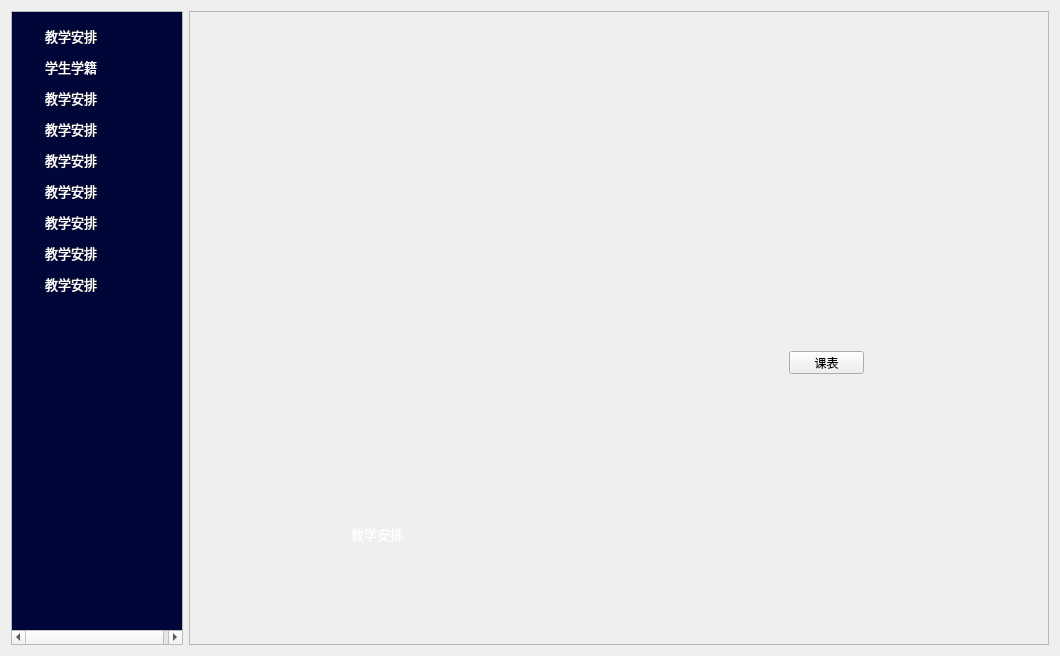
Above: Qt-Zhku-Client/zhkuclientmain.ui from yujiecong/Qt-Zhku-Client before the change. Below: the same form after it.
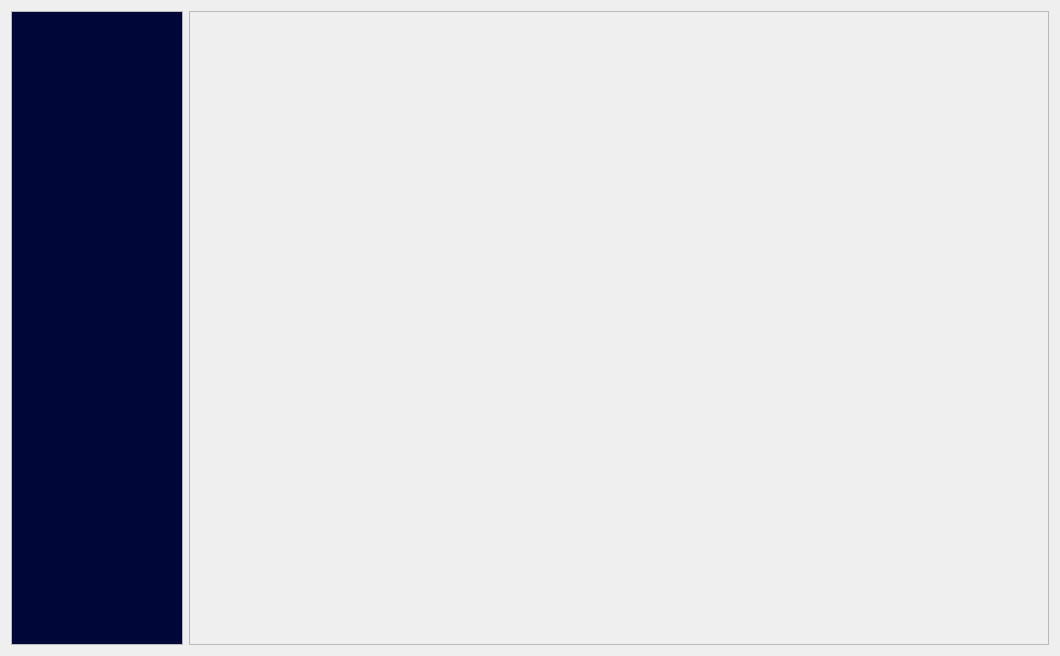
That is the form after the change. Icons and pictures are not drawn. Custom widgets are drawn as their Qt base class.

```diff
--- a/Qt-Zhku-Client/zhkuclientmain.ui
+++ b/Qt-Zhku-Client/zhkuclientmain.ui
@@ -20,6 +20,15 @@
       <property name="styleSheet">
        <string notr="true"/>
       </property>
+      <property name="verticalScrollBarPolicy">
+       <enum>Qt::ScrollBarAlwaysOff</enum>
+      </property>
+      <property name="horizontalScrollBarPolicy">
+       <enum>Qt::ScrollBarAlwaysOff</enum>
+      </property>
+      <property name="sizeAdjustPolicy">
+       <enum>QAbstractScrollArea::AdjustToContents</enum>
+      </property>
       <property name="widgetResizable">
        <bool>true</bool>
       </property>
@@ -38,1081 +47,9 @@
 }</string>
        </property>
        <layout class="QVBoxLayout" name="MenuLayout">
-        <item>
-         <widget class="FuncTable" name="curriculumArrangement" native="true">
-          <property name="sizePolicy">
-           <sizepolicy hsizetype="Preferred" vsizetype="Fixed">
-            <horstretch>0</horstretch>
-            <verstretch>0</verstretch>
-           </sizepolicy>
-          </property>
-          <property name="minimumSize">
-           <size>
-            <width>153</width>
-            <height>25</height>
-           </size>
-          </property>
-          <property name="autoFillBackground">
-           <bool>false</bool>
-          </property>
-          <property name="styleSheet">
-           <string notr="true">border-radius:10px</string>
-          </property>
-          <layout class="QHBoxLayout" name="horizontalLayout_2" stretch="0,0,0,2">
-           <property name="spacing">
-            <number>10</number>
-           </property>
-           <property name="leftMargin">
-            <number>5</number>
-           </property>
-           <property name="topMargin">
-            <number>0</number>
-           </property>
-           <property name="rightMargin">
-            <number>0</number>
-           </property>
-           <property name="bottomMargin">
-            <number>0</number>
-           </property>
-           <item>
-            <widget class="QLabel" name="label_2">
-             <property name="sizePolicy">
-              <sizepolicy hsizetype="Maximum" vsizetype="Maximum">
-               <horstretch>0</horstretch>
-               <verstretch>0</verstretch>
-              </sizepolicy>
-             </property>
-             <property name="maximumSize">
-              <size>
-               <width>16</width>
-               <height>16</height>
-              </size>
-             </property>
-             <property name="text">
-              <string/>
-             </property>
-             <property name="pixmap">
-              <pixmap resource="loginassets.qrc">:/assets/btnIcon/安排.svg</pixmap>
-             </property>
-             <property name="scaledContents">
-              <bool>true</bool>
-             </property>
-             <property name="alignment">
-              <set>Qt::AlignLeading|Qt::AlignLeft|Qt::AlignVCenter</set>
-             </property>
-            </widget>
-           </item>
-           <item>
-            <widget class="QLabel" name="label_3">
-             <property name="font">
-              <font>
-               <family>微软雅黑</family>
-               <pointsize>10</pointsize>
-              </font>
-             </property>
-             <property name="styleSheet">
-              <string notr="true">color: rgb(255, 255, 255);</string>
-             </property>
-             <property name="text">
-              <string>教学安排</string>
-             </property>
-             <property name="alignment">
-              <set>Qt::AlignLeading|Qt::AlignLeft|Qt::AlignVCenter</set>
-             </property>
-            </widget>
-           </item>
-           <item>
-            <spacer name="horizontalSpacer">
-             <property name="orientation">
-              <enum>Qt::Horizontal</enum>
-             </property>
-             <property name="sizeHint" stdset="0">
-              <size>
-               <width>40</width>
-               <height>20</height>
-              </size>
-             </property>
-            </spacer>
-           </item>
-           <item>
-            <widget class="QLabel" name="label">
-             <property name="maximumSize">
-              <size>
-               <width>14</width>
-               <height>14</height>
-              </size>
-             </property>
-             <property name="text">
-              <string/>
-             </property>
-             <property name="pixmap">
-              <pixmap resource="loginassets.qrc">:/assets/arrow/Arrow Circle down 2 - 24px.svg</pixmap>
-             </property>
-             <property name="scaledContents">
-              <bool>true</bool>
-             </property>
-            </widget>
-           </item>
-          </layout>
-         </widget>
-        </item>
-        <item>
-         <widget class="FuncTable" name="studentRoll" native="true">
-          <property name="sizePolicy">
-           <sizepolicy hsizetype="Preferred" vsizetype="Fixed">
-            <horstretch>0</horstretch>
-            <verstretch>0</verstretch>
-           </sizepolicy>
-          </property>
-          <property name="minimumSize">
-           <size>
-            <width>153</width>
-            <height>25</height>
-           </size>
-          </property>
-          <property name="autoFillBackground">
-           <bool>false</bool>
-          </property>
-          <property name="styleSheet">
-           <string notr="true">border-radius:10px</string>
-          </property>
-          <layout class="QHBoxLayout" name="horizontalLayout_3" stretch="0,0,0,2">
-           <property name="spacing">
-            <number>10</number>
-           </property>
-           <property name="leftMargin">
-            <number>5</number>
-           </property>
-           <property name="topMargin">
-            <number>0</number>
-           </property>
-           <property name="rightMargin">
-            <number>0</number>
-           </property>
-           <property name="bottomMargin">
-            <number>0</number>
-           </property>
-           <item>
-            <widget class="QLabel" name="label_4">
-             <property name="sizePolicy">
-              <sizepolicy hsizetype="Maximum" vsizetype="Maximum">
-               <horstretch>0</horstretch>
-               <verstretch>0</verstretch>
-              </sizepolicy>
-             </property>
-             <property name="maximumSize">
-              <size>
-               <width>16</width>
-               <height>16</height>
-              </size>
-             </property>
-             <property name="text">
-              <string/>
-             </property>
-             <property name="pixmap">
-              <pixmap resource="loginassets.qrc">:/assets/btnIcon/学生.svg</pixmap>
-             </property>
-             <property name="scaledContents">
-              <bool>true</bool>
-             </property>
-             <property name="alignment">
-              <set>Qt::AlignLeading|Qt::AlignLeft|Qt::AlignVCenter</set>
-             </property>
-            </widget>
-           </item>
-           <item>
-            <widget class="QLabel" name="label_5">
-             <property name="font">
-              <font>
-               <family>微软雅黑</family>
-               <pointsize>10</pointsize>
-              </font>
-             </property>
-             <property name="styleSheet">
-              <string notr="true">color: rgb(255, 255, 255);</string>
-             </property>
-             <property name="text">
-              <string>学生学籍</string>
-             </property>
-             <property name="alignment">
-              <set>Qt::AlignLeading|Qt::AlignLeft|Qt::AlignVCenter</set>
-             </property>
-            </widget>
-           </item>
-           <item>
-            <spacer name="horizontalSpacer_2">
-             <property name="orientation">
-              <enum>Qt::Horizontal</enum>
-             </property>
-             <property name="sizeHint" stdset="0">
-              <size>
-               <width>40</width>
-               <height>20</height>
-              </size>
-             </property>
-            </spacer>
-           </item>
-           <item>
-            <widget class="QLabel" name="label_6">
-             <property name="maximumSize">
-              <size>
-               <width>14</width>
-               <height>14</height>
-              </size>
-             </property>
-             <property name="text">
-              <string/>
-             </property>
-             <property name="pixmap">
-              <pixmap resource="loginassets.qrc">:/assets/arrow/Arrow Circle down 2 - 24px.svg</pixmap>
-             </property>
-             <property name="scaledContents">
-              <bool>true</bool>
-             </property>
-            </widget>
-           </item>
-          </layout>
-         </widget>
-        </item>
-        <item>
-         <widget class="FuncTable" name="curriculumArrangement_6" native="true">
-          <property name="sizePolicy">
-           <sizepolicy hsizetype="Preferred" vsizetype="Fixed">
-            <horstretch>0</horstretch>
-            <verstretch>0</verstretch>
-           </sizepolicy>
-          </property>
-          <property name="minimumSize">
-           <size>
-            <width>153</width>
-            <height>25</height>
-           </size>
-          </property>
-          <property name="autoFillBackground">
-           <bool>false</bool>
-          </property>
-          <property name="styleSheet">
-           <string notr="true">border-radius:10px</string>
-          </property>
-          <layout class="QHBoxLayout" name="horizontalLayout_7" stretch="0,0,0,2">
-           <property name="spacing">
-            <number>10</number>
-           </property>
-           <property name="leftMargin">
-            <number>5</number>
-           </property>
-           <property name="topMargin">
-            <number>0</number>
-           </property>
-           <property name="rightMargin">
-            <number>0</number>
-           </property>
-           <property name="bottomMargin">
-            <number>0</number>
-           </property>
-           <item>
-            <widget class="QLabel" name="label_16">
-             <property name="sizePolicy">
-              <sizepolicy hsizetype="Maximum" vsizetype="Maximum">
-               <horstretch>0</horstretch>
-               <verstretch>0</verstretch>
-              </sizepolicy>
-             </property>
-             <property name="maximumSize">
-              <size>
-               <width>16</width>
-               <height>16</height>
-              </size>
-             </property>
-             <property name="text">
-              <string/>
-             </property>
-             <property name="pixmap">
-              <pixmap resource="loginassets.qrc">:/assets/btnIcon/安排.svg</pixmap>
-             </property>
-             <property name="scaledContents">
-              <bool>true</bool>
-             </property>
-             <property name="alignment">
-              <set>Qt::AlignLeading|Qt::AlignLeft|Qt::AlignVCenter</set>
-             </property>
-            </widget>
-           </item>
-           <item>
-            <widget class="QLabel" name="label_17">
-             <property name="font">
-              <font>
-               <family>微软雅黑</family>
-               <pointsize>10</pointsize>
-              </font>
-             </property>
-             <property name="styleSheet">
-              <string notr="true">color: rgb(255, 255, 255);</string>
-             </property>
-             <property name="text">
-              <string>教学安排</string>
-             </property>
-             <property name="alignment">
-              <set>Qt::AlignLeading|Qt::AlignLeft|Qt::AlignVCenter</set>
-             </property>
-            </widget>
-           </item>
-           <item>
-            <spacer name="horizontalSpacer_6">
-             <property name="orientation">
-              <enum>Qt::Horizontal</enum>
-             </property>
-             <property name="sizeHint" stdset="0">
-              <size>
-               <width>40</width>
-               <height>20</height>
-              </size>
-             </property>
-            </spacer>
-           </item>
-           <item>
-            <widget class="QLabel" name="label_18">
-             <property name="maximumSize">
-              <size>
-               <width>14</width>
-               <height>14</height>
-              </size>
-             </property>
-             <property name="text">
-              <string/>
-             </property>
-             <property name="pixmap">
-              <pixmap resource="loginassets.qrc">:/assets/arrow/Arrow Circle down 2 - 24px.svg</pixmap>
-             </property>
-             <property name="scaledContents">
-              <bool>true</bool>
-             </property>
-            </widget>
-           </item>
-          </layout>
-         </widget>
-        </item>
-        <item>
-         <widget class="FuncTable" name="curriculumArrangement_5" native="true">
-          <property name="sizePolicy">
-           <sizepolicy hsizetype="Preferred" vsizetype="Fixed">
-            <horstretch>0</horstretch>
-            <verstretch>0</verstretch>
-           </sizepolicy>
-          </property>
-          <property name="minimumSize">
-           <size>
-            <width>153</width>
-            <height>25</height>
-           </size>
-          </property>
-          <property name="autoFillBackground">
-           <bool>false</bool>
-          </property>
-          <property name="styleSheet">
-           <string notr="true">border-radius:10px</string>
-          </property>
-          <layout class="QHBoxLayout" name="horizontalLayout_6" stretch="0,0,0,2">
-           <property name="spacing">
-            <number>10</number>
-           </property>
-           <property name="leftMargin">
-            <number>5</number>
-           </property>
-           <property name="topMargin">
-            <number>0</number>
-           </property>
-           <property name="rightMargin">
-            <number>0</number>
-           </property>
-           <property name="bottomMargin">
-            <number>0</number>
-           </property>
-           <item>
-            <widget class="QLabel" name="label_13">
-             <property name="sizePolicy">
-              <sizepolicy hsizetype="Maximum" vsizetype="Maximum">
-               <horstretch>0</horstretch>
-               <verstretch>0</verstretch>
-              </sizepolicy>
-             </property>
-             <property name="maximumSize">
-              <size>
-               <width>16</width>
-               <height>16</height>
-              </size>
-             </property>
-             <property name="text">
-              <string/>
-             </property>
-             <property name="pixmap">
-              <pixmap resource="loginassets.qrc">:/assets/btnIcon/安排.svg</pixmap>
-             </property>
-             <property name="scaledContents">
-              <bool>true</bool>
-             </property>
-             <property name="alignment">
-              <set>Qt::AlignLeading|Qt::AlignLeft|Qt::AlignVCenter</set>
-             </property>
-            </widget>
-           </item>
-           <item>
-            <widget class="QLabel" name="label_14">
-             <property name="font">
-              <font>
-               <family>微软雅黑</family>
-               <pointsize>10</pointsize>
-              </font>
-             </property>
-             <property name="styleSheet">
-              <string notr="true">color: rgb(255, 255, 255);</string>
-             </property>
-             <property name="text">
-              <string>教学安排</string>
-             </property>
-             <property name="alignment">
-              <set>Qt::AlignLeading|Qt::AlignLeft|Qt::AlignVCenter</set>
-             </property>
-            </widget>
-           </item>
-           <item>
-            <spacer name="horizontalSpacer_5">
-             <property name="orientation">
-              <enum>Qt::Horizontal</enum>
-             </property>
-             <property name="sizeHint" stdset="0">
-              <size>
-               <width>40</width>
-               <height>20</height>
-              </size>
-             </property>
-            </spacer>
-           </item>
-           <item>
-            <widget class="QLabel" name="label_15">
-             <property name="maximumSize">
-              <size>
-               <width>14</width>
-               <height>14</height>
-              </size>
-             </property>
-             <property name="text">
-              <string/>
-             </property>
-             <property name="pixmap">
-              <pixmap resource="loginassets.qrc">:/assets/arrow/Arrow Circle down 2 - 24px.svg</pixmap>
-             </property>
-             <property name="scaledContents">
-              <bool>true</bool>
-             </property>
-            </widget>
-           </item>
-          </layout>
-         </widget>
-        </item>
-        <item>
-         <widget class="FuncTable" name="curriculumArrangement_3" native="true">
-          <property name="sizePolicy">
-           <sizepolicy hsizetype="Preferred" vsizetype="Fixed">
-            <horstretch>0</horstretch>
-            <verstretch>0</verstretch>
-           </sizepolicy>
-          </property>
-          <property name="minimumSize">
-           <size>
-            <width>153</width>
-            <height>25</height>
-           </size>
-          </property>
-          <property name="autoFillBackground">
-           <bool>false</bool>
-          </property>
-          <property name="styleSheet">
-           <string notr="true">border-radius:10px</string>
-          </property>
-          <layout class="QHBoxLayout" name="horizontalLayout_4" stretch="0,0,0,2">
-           <property name="spacing">
-            <number>10</number>
-           </property>
-           <property name="leftMargin">
-            <number>5</number>
-           </property>
-           <property name="topMargin">
-            <number>0</number>
-           </property>
-           <property name="rightMargin">
-            <number>0</number>
-           </property>
-           <property name="bottomMargin">
-            <number>0</number>
-           </property>
-           <item>
-            <widget class="QLabel" name="label_7">
-             <property name="sizePolicy">
-              <sizepolicy hsizetype="Maximum" vsizetype="Maximum">
-               <horstretch>0</horstretch>
-               <verstretch>0</verstretch>
-              </sizepolicy>
-             </property>
-             <property name="maximumSize">
-              <size>
-               <width>16</width>
-               <height>16</height>
-              </size>
-             </property>
-             <property name="text">
-              <string/>
-             </property>
-             <property name="pixmap">
-              <pixmap resource="loginassets.qrc">:/assets/btnIcon/安排.svg</pixmap>
-             </property>
-             <property name="scaledContents">
-              <bool>true</bool>
-             </property>
-             <property name="alignment">
-              <set>Qt::AlignLeading|Qt::AlignLeft|Qt::AlignVCenter</set>
-             </property>
-            </widget>
-           </item>
-           <item>
-            <widget class="QLabel" name="label_8">
-             <property name="font">
-              <font>
-               <family>微软雅黑</family>
-               <pointsize>10</pointsize>
-              </font>
-             </property>
-             <property name="styleSheet">
-              <string notr="true">color: rgb(255, 255, 255);</string>
-             </property>
-             <property name="text">
-              <string>教学安排</string>
-             </property>
-             <property name="alignment">
-              <set>Qt::AlignLeading|Qt::AlignLeft|Qt::AlignVCenter</set>
-             </property>
-            </widget>
-           </item>
-           <item>
-            <spacer name="horizontalSpacer_3">
-             <property name="orientation">
-              <enum>Qt::Horizontal</enum>
-             </property>
-             <property name="sizeHint" stdset="0">
-              <size>
-               <width>40</width>
-               <height>20</height>
-              </size>
-             </property>
-            </spacer>
-           </item>
-           <item>
-            <widget class="QLabel" name="label_9">
-             <property name="maximumSize">
-              <size>
-               <width>14</width>
-               <height>14</height>
-              </size>
-             </property>
-             <property name="text">
-              <string/>
-             </property>
-             <property name="pixmap">
-              <pixmap resource="loginassets.qrc">:/assets/arrow/Arrow Circle down 2 - 24px.svg</pixmap>
-             </property>
-             <property name="scaledContents">
-              <bool>true</bool>
-             </property>
-            </widget>
-           </item>
-          </layout>
-         </widget>
-        </item>
-        <item>
-         <widget class="FuncTable" name="curriculumArrangement_7" native="true">
-          <property name="sizePolicy">
-           <sizepolicy hsizetype="Preferred" vsizetype="Fixed">
-            <horstretch>0</horstretch>
-            <verstretch>0</verstretch>
-           </sizepolicy>
-          </property>
-          <property name="minimumSize">
-           <size>
-            <width>153</width>
-            <height>25</height>
-           </size>
-          </property>
-          <property name="autoFillBackground">
-           <bool>false</bool>
-          </property>
-          <property name="styleSheet">
-           <string notr="true">border-radius:10px</string>
-          </property>
-          <layout class="QHBoxLayout" name="horizontalLayout_8" stretch="0,0,0,2">
-           <property name="spacing">
-            <number>10</number>
-           </property>
-           <property name="leftMargin">
-            <number>5</number>
-           </property>
-           <property name="topMargin">
-            <number>0</number>
-           </property>
-           <property name="rightMargin">
-            <number>0</number>
-           </property>
-           <property name="bottomMargin">
-            <number>0</number>
-           </property>
-           <item>
-            <widget class="QLabel" name="label_19">
-             <property name="sizePolicy">
-              <sizepolicy hsizetype="Maximum" vsizetype="Maximum">
-               <horstretch>0</horstretch>
-               <verstretch>0</verstretch>
-              </sizepolicy>
-             </property>
-             <property name="maximumSize">
-              <size>
-               <width>16</width>
-               <height>16</height>
-              </size>
-             </property>
-             <property name="text">
-              <string/>
-             </property>
-             <property name="pixmap">
-              <pixmap resource="loginassets.qrc">:/assets/btnIcon/安排.svg</pixmap>
-             </property>
-             <property name="scaledContents">
-              <bool>true</bool>
-             </property>
-             <property name="alignment">
-              <set>Qt::AlignLeading|Qt::AlignLeft|Qt::AlignVCenter</set>
-             </property>
-            </widget>
-           </item>
-           <item>
-            <widget class="QLabel" name="label_20">
-             <property name="font">
-              <font>
-               <family>微软雅黑</family>
-               <pointsize>10</pointsize>
-              </font>
-             </property>
-             <property name="styleSheet">
-              <string notr="true">color: rgb(255, 255, 255);</string>
-             </property>
-             <property name="text">
-              <string>教学安排</string>
-             </property>
-             <property name="alignment">
-              <set>Qt::AlignLeading|Qt::AlignLeft|Qt::AlignVCenter</set>
-             </property>
-            </widget>
-           </item>
-           <item>
-            <spacer name="horizontalSpacer_7">
-             <property name="orientation">
-              <enum>Qt::Horizontal</enum>
-             </property>
-             <property name="sizeHint" stdset="0">
-              <size>
-               <width>40</width>
-               <height>20</height>
-              </size>
-             </property>
-            </spacer>
-           </item>
-           <item>
-            <widget class="QLabel" name="label_21">
-             <property name="maximumSize">
-              <size>
-               <width>14</width>
-               <height>14</height>
-              </size>
-             </property>
-             <property name="text">
-              <string/>
-             </property>
-             <property name="pixmap">
-              <pixmap resource="loginassets.qrc">:/assets/arrow/Arrow Circle down 2 - 24px.svg</pixmap>
-             </property>
-             <property name="scaledContents">
-              <bool>true</bool>
-             </property>
-            </widget>
-           </item>
-          </layout>
-         </widget>
-        </item>
-        <item>
-         <widget class="FuncTable" name="curriculumArrangement_8" native="true">
-          <property name="sizePolicy">
-           <sizepolicy hsizetype="Preferred" vsizetype="Fixed">
-            <horstretch>0</horstretch>
-            <verstretch>0</verstretch>
-           </sizepolicy>
-          </property>
-          <property name="minimumSize">
-           <size>
-            <width>153</width>
-            <height>25</height>
-           </size>
-          </property>
-          <property name="autoFillBackground">
-           <bool>false</bool>
-          </property>
-          <property name="styleSheet">
-           <string notr="true">border-radius:10px</string>
-          </property>
-          <layout class="QHBoxLayout" name="horizontalLayout_9" stretch="0,0,0,2">
-           <property name="spacing">
-            <number>10</number>
-           </property>
-           <property name="leftMargin">
-            <number>5</number>
-           </property>
-           <property name="topMargin">
-            <number>0</number>
-           </property>
-           <property name="rightMargin">
-            <number>0</number>
-           </property>
-           <property name="bottomMargin">
-            <number>0</number>
-           </property>
-           <item>
-            <widget class="QLabel" name="label_22">
-             <property name="sizePolicy">
-              <sizepolicy hsizetype="Maximum" vsizetype="Maximum">
-               <horstretch>0</horstretch>
-               <verstretch>0</verstretch>
-              </sizepolicy>
-             </property>
-             <property name="maximumSize">
-              <size>
-               <width>16</width>
-               <height>16</height>
-              </size>
-             </property>
-             <property name="text">
-              <string/>
-             </property>
-             <property name="pixmap">
-              <pixmap resource="loginassets.qrc">:/assets/btnIcon/安排.svg</pixmap>
-             </property>
-             <property name="scaledContents">
-              <bool>true</bool>
-             </property>
-             <property name="alignment">
-              <set>Qt::AlignLeading|Qt::AlignLeft|Qt::AlignVCenter</set>
-             </property>
-            </widget>
-           </item>
-           <item>
-            <widget class="QLabel" name="label_23">
-             <property name="font">
-              <font>
-               <family>微软雅黑</family>
-               <pointsize>10</pointsize>
-              </font>
-             </property>
-             <property name="styleSheet">
-              <string notr="true">color: rgb(255, 255, 255);</string>
-             </property>
-             <property name="text">
-              <string>教学安排</string>
-             </property>
-             <property name="alignment">
-              <set>Qt::AlignLeading|Qt::AlignLeft|Qt::AlignVCenter</set>
-             </property>
-            </widget>
-           </item>
-           <item>
-            <spacer name="horizontalSpacer_8">
-             <property name="orientation">
-              <enum>Qt::Horizontal</enum>
-             </property>
-             <property name="sizeHint" stdset="0">
-              <size>
-               <width>40</width>
-               <height>20</height>
-              </size>
-             </property>
-            </spacer>
-           </item>
-           <item>
-            <widget class="QLabel" name="label_24">
-             <property name="maximumSize">
-              <size>
-               <width>14</width>
-               <height>14</height>
-              </size>
-             </property>
-             <property name="text">
-              <string/>
-             </property>
-             <property name="pixmap">
-              <pixmap resource="loginassets.qrc">:/assets/arrow/Arrow Circle down 2 - 24px.svg</pixmap>
-             </property>
-             <property name="scaledContents">
-              <bool>true</bool>
-             </property>
-            </widget>
-           </item>
-          </layout>
-         </widget>
-        </item>
-        <item>
-         <widget class="FuncTable" name="curriculumArrangement_4" native="true">
-          <property name="sizePolicy">
-           <sizepolicy hsizetype="Preferred" vsizetype="Fixed">
-            <horstretch>0</horstretch>
-            <verstretch>0</verstretch>
-           </sizepolicy>
-          </property>
-          <property name="minimumSize">
-           <size>
-            <width>153</width>
-            <height>25</height>
-           </size>
-          </property>
-          <property name="autoFillBackground">
-           <bool>false</bool>
-          </property>
-          <property name="styleSheet">
-           <string notr="true">border-radius:10px</string>
-          </property>
-          <layout class="QHBoxLayout" name="horizontalLayout_5" stretch="0,0,0,2">
-           <property name="spacing">
-            <number>10</number>
-           </property>
-           <property name="leftMargin">
-            <number>5</number>
-           </property>
-           <property name="topMargin">
-            <number>0</number>
-           </property>
-           <property name="rightMargin">
-            <number>0</number>
-           </property>
-           <property name="bottomMargin">
-            <number>0</number>
-           </property>
-           <item>
-            <widget class="QLabel" name="label_10">
-             <property name="sizePolicy">
-              <sizepolicy hsizetype="Maximum" vsizetype="Maximum">
-               <horstretch>0</horstretch>
-               <verstretch>0</verstretch>
-              </sizepolicy>
-             </property>
-             <property name="maximumSize">
-              <size>
-               <width>16</width>
-               <height>16</height>
-              </size>
-             </property>
-             <property name="text">
-              <string/>
-             </property>
-             <property name="pixmap">
-              <pixmap resource="loginassets.qrc">:/assets/btnIcon/安排.svg</pixmap>
-             </property>
-             <property name="scaledContents">
-              <bool>true</bool>
-             </property>
-             <property name="alignment">
-              <set>Qt::AlignLeading|Qt::AlignLeft|Qt::AlignVCenter</set>
-             </property>
-            </widget>
-           </item>
-           <item>
-            <widget class="QLabel" name="label_11">
-             <property name="font">
-              <font>
-               <family>微软雅黑</family>
-               <pointsize>10</pointsize>
-              </font>
-             </property>
-             <property name="styleSheet">
-              <string notr="true">color: rgb(255, 255, 255);</string>
-             </property>
-             <property name="text">
-              <string>教学安排</string>
-             </property>
-             <property name="alignment">
-              <set>Qt::AlignLeading|Qt::AlignLeft|Qt::AlignVCenter</set>
-             </property>
-            </widget>
-           </item>
-           <item>
-            <spacer name="horizontalSpacer_4">
-             <property name="orientation">
-              <enum>Qt::Horizontal</enum>
-             </property>
-             <property name="sizeHint" stdset="0">
-              <size>
-               <width>40</width>
-               <height>20</height>
-              </size>
-             </property>
-            </spacer>
-           </item>
-           <item>
-            <widget class="QLabel" name="label_12">
-             <property name="maximumSize">
-              <size>
-               <width>14</width>
-               <height>14</height>
-              </size>
-             </property>
-             <property name="text">
-              <string/>
-             </property>
-             <property name="pixmap">
-              <pixmap resource="loginassets.qrc">:/assets/arrow/Arrow Circle down 2 - 24px.svg</pixmap>
-             </property>
-             <property name="scaledContents">
-              <bool>true</bool>
-             </property>
-            </widget>
-           </item>
-          </layout>
-         </widget>
-        </item>
-        <item>
-         <widget class="FuncTable" name="curriculumArrangement_9" native="true">
-          <property name="sizePolicy">
-           <sizepolicy hsizetype="Preferred" vsizetype="Fixed">
-            <horstretch>0</horstretch>
-            <verstretch>0</verstretch>
-           </sizepolicy>
-          </property>
-          <property name="minimumSize">
-           <size>
-            <width>153</width>
-            <height>25</height>
-           </size>
-          </property>
-          <property name="autoFillBackground">
-           <bool>false</bool>
-          </property>
-          <property name="styleSheet">
-           <string notr="true">border-radius:10px</string>
-          </property>
-          <layout class="QHBoxLayout" name="horizontalLayout_10" stretch="0,0,0,2">
-           <property name="spacing">
-            <number>10</number>
-           </property>
-           <property name="leftMargin">
-            <number>5</number>
-           </property>
-           <property name="topMargin">
-            <number>0</number>
-           </property>
-           <property name="rightMargin">
-            <number>0</number>
-           </property>
-           <property name="bottomMargin">
-            <number>0</number>
-           </property>
-           <item>
-            <widget class="QLabel" name="label_25">
-             <property name="sizePolicy">
-              <sizepolicy hsizetype="Maximum" vsizetype="Maximum">
-               <horstretch>0</horstretch>
-               <verstretch>0</verstretch>
-              </sizepolicy>
-             </property>
-             <property name="maximumSize">
-              <size>
-               <width>16</width>
-               <height>16</height>
-              </size>
-             </property>
-             <property name="text">
-              <string/>
-             </property>
-             <property name="pixmap">
-              <pixmap resource="loginassets.qrc">:/assets/btnIcon/安排.svg</pixmap>
-             </property>
-             <property name="scaledContents">
-              <bool>true</bool>
-             </property>
-             <property name="alignment">
-              <set>Qt::AlignLeading|Qt::AlignLeft|Qt::AlignVCenter</set>
-             </property>
-            </widget>
-           </item>
-           <item>
-            <widget class="QLabel" name="label_26">
-             <property name="font">
-              <font>
-               <family>微软雅黑</family>
-               <pointsize>10</pointsize>
-              </font>
-             </property>
-             <property name="styleSheet">
-              <string notr="true">color: rgb(255, 255, 255);</string>
-             </property>
-             <property name="text">
-              <string>教学安排</string>
-             </property>
-             <property name="alignment">
-              <set>Qt::AlignLeading|Qt::AlignLeft|Qt::AlignVCenter</set>
-             </property>
-            </widget>
-           </item>
-           <item>
-            <spacer name="horizontalSpacer_9">
-             <property name="orientation">
-              <enum>Qt::Horizontal</enum>
-             </property>
-             <property name="sizeHint" stdset="0">
-              <size>
-               <width>40</width>
-               <height>20</height>
-              </size>
-             </property>
-            </spacer>
-           </item>
-           <item>
-            <widget class="QLabel" name="label_27">
-             <property name="maximumSize">
-              <size>
-               <width>14</width>
-               <height>14</height>
-              </size>
-             </property>
-             <property name="text">
-              <string/>
-             </property>
-             <property name="pixmap">
-              <pixmap resource="loginassets.qrc">:/assets/arrow/Arrow Circle down 2 - 24px.svg</pixmap>
-             </property>
-             <property name="scaledContents">
-              <bool>true</bool>
-             </property>
-            </widget>
-           </item>
-          </layout>
-         </widget>
-        </item>
-        <item>
-         <spacer name="verticalSpacer">
-          <property name="orientation">
-           <enum>Qt::Vertical</enum>
-          </property>
-          <property name="sizeHint" stdset="0">
-           <size>
-            <width>20</width>
-            <height>582</height>
-           </size>
-          </property>
-         </spacer>
-        </item>
+        <property name="spacing">
+         <number>14</number>
+        </property>
        </layout>
       </widget>
      </widget>
@@ -1125,159 +62,29 @@
       <property name="frameShadow">
        <enum>QFrame::Raised</enum>
       </property>
-      <widget class="QPushButton" name="curriculumButton">
-       <property name="geometry">
-        <rect>
-         <x>600</x>
-         <y>340</y>
-         <width>75</width>
-         <height>23</height>
-        </rect>
+      <layout class="QHBoxLayout" name="frameLayout">
+       <property name="spacing">
+        <number>0</number>
        </property>
-       <property name="text">
-        <string>课表</string>
+       <property name="leftMargin">
+        <number>0</number>
        </property>
-      </widget>
-      <widget class="FuncTable" name="curriculumArrangement_10" native="true">
-       <property name="geometry">
-        <rect>
-         <x>140</x>
-         <y>510</y>
-         <width>153</width>
-         <height>25</height>
-        </rect>
+       <property name="topMargin">
+        <number>0</number>
        </property>
-       <property name="sizePolicy">
-        <sizepolicy hsizetype="Preferred" vsizetype="Fixed">
-         <horstretch>0</horstretch>
-         <verstretch>0</verstretch>
-        </sizepolicy>
+       <property name="rightMargin">
+        <number>0</number>
        </property>
-       <property name="minimumSize">
-        <size>
-         <width>153</width>
-         <height>25</height>
-        </size>
+       <property name="bottomMargin">
+        <number>0</number>
        </property>
-       <property name="autoFillBackground">
-        <bool>false</bool>
-       </property>
-       <property name="styleSheet">
-        <string notr="true">border-radius:10px</string>
-       </property>
-       <layout class="QHBoxLayout" name="horizontalLayout_11" stretch="0,0,0,2">
-        <property name="spacing">
-         <number>10</number>
-        </property>
-        <property name="leftMargin">
-         <number>5</number>
-        </property>
-        <property name="topMargin">
-         <number>0</number>
-        </property>
-        <property name="rightMargin">
-         <number>0</number>
-        </property>
-        <property name="bottomMargin">
-         <number>0</number>
-        </property>
-        <item>
-         <widget class="QLabel" name="label_28">
-          <property name="sizePolicy">
-           <sizepolicy hsizetype="Maximum" vsizetype="Maximum">
-            <horstretch>0</horstretch>
-            <verstretch>0</verstretch>
-           </sizepolicy>
-          </property>
-          <property name="maximumSize">
-           <size>
-            <width>16</width>
-            <height>16</height>
-           </size>
-          </property>
-          <property name="text">
-           <string/>
-          </property>
-          <property name="pixmap">
-           <pixmap resource="loginassets.qrc">:/assets/btnIcon/安排.svg</pixmap>
-          </property>
-          <property name="scaledContents">
-           <bool>true</bool>
-          </property>
-          <property name="alignment">
-           <set>Qt::AlignLeading|Qt::AlignLeft|Qt::AlignVCenter</set>
-          </property>
-         </widget>
-        </item>
-        <item>
-         <widget class="QLabel" name="label_29">
-          <property name="font">
-           <font>
-            <family>微软雅黑</family>
-            <pointsize>10</pointsize>
-           </font>
-          </property>
-          <property name="styleSheet">
-           <string notr="true">color: rgb(255, 255, 255);</string>
-          </property>
-          <property name="text">
-           <string>教学安排</string>
-          </property>
-          <property name="alignment">
-           <set>Qt::AlignLeading|Qt::AlignLeft|Qt::AlignVCenter</set>
-          </property>
-         </widget>
-        </item>
-        <item>
-         <spacer name="horizontalSpacer_10">
-          <property name="orientation">
-           <enum>Qt::Horizontal</enum>
-          </property>
-          <property name="sizeHint" stdset="0">
-           <size>
-            <width>40</width>
-            <height>20</height>
-           </size>
-          </property>
-         </spacer>
-        </item>
-        <item>
-         <widget class="QLabel" name="label_30">
-          <property name="maximumSize">
-           <size>
-            <width>14</width>
-            <height>14</height>
-           </size>
-          </property>
-          <property name="text">
-           <string/>
-          </property>
-          <property name="pixmap">
-           <pixmap resource="loginassets.qrc">:/assets/arrow/Arrow Circle down 2 - 24px.svg</pixmap>
-          </property>
-          <property name="scaledContents">
-           <bool>true</bool>
-          </property>
-         </widget>
-        </item>
-       </layout>
-      </widget>
+      </layout>
      </widget>
     </item>
    </layout>
   </widget>
  </widget>
  <layoutdefault spacing="6" margin="11"/>
- <customwidgets>
-  <customwidget>
-   <class>FuncTable</class>
-   <extends>QWidget</extends>
-   <header location="global">functable.h</header>
-   <container>1</container>
-  </customwidget>
- </customwidgets>
- <resources>
-  <include location="loginassets.qrc"/>
- </resources>
+ <resources/>
  <connections/>
 </ui>
```
